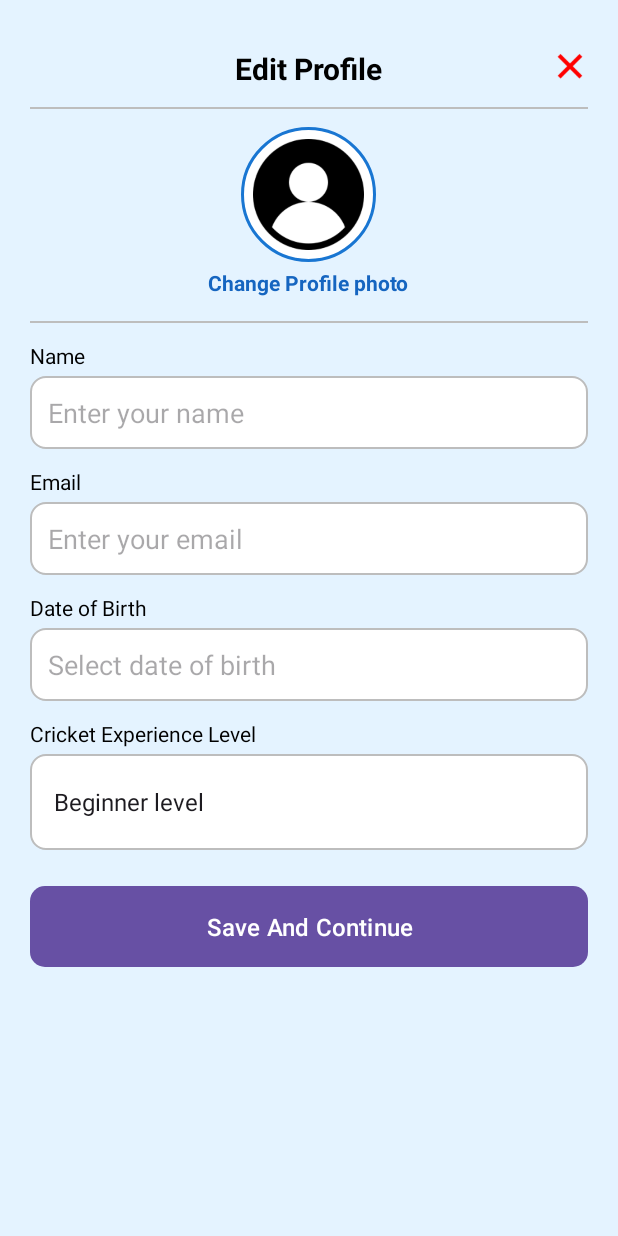
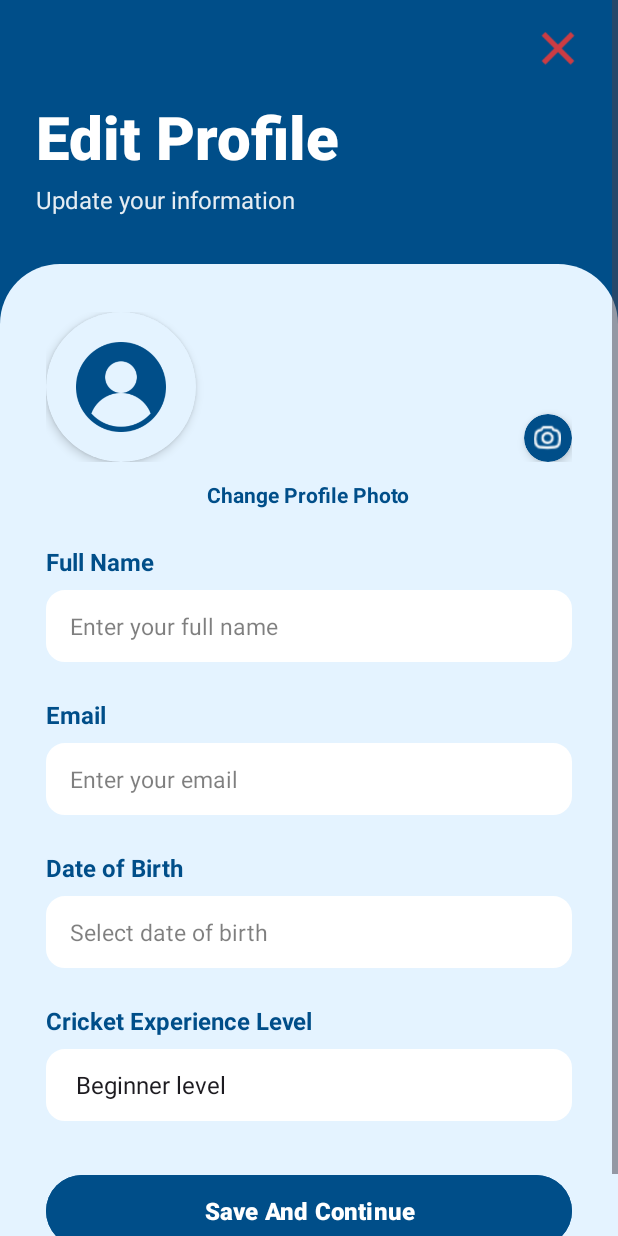
Before and after one commit to NIMRAASLAM-coder/FYP, an Android app: the EditProfileActivity screen opened directly, with no data from a screen before it, on a phone screen of 412 x 824 dp. Run offline under Robolectric (Android 15) with nearby library versions, the phone set to English and light mode, and no system bars.

Commit message:
edit profile ui is working

```diff
--- a/app/src/main/res/layout/activity_edit_profile.xml
+++ b/app/src/main/res/layout/activity_edit_profile.xml
@@ -3,164 +3,262 @@
     xmlns:app="http://schemas.android.com/apk/res-auto"
     android:layout_width="match_parent"
     android:layout_height="match_parent"
-    android:background="#E4F3FF"
+    android:background="@color/words_blue"
     android:fillViewport="true">
 
+    <androidx.constraintlayout.widget.ConstraintLayout
+        android:layout_width="match_parent"
+        android:layout_height="wrap_content">
+
+        <!-- Header Section (Blue Background) -->
+        <LinearLayout
+            android:id="@+id/headerSection"
+            android:layout_width="match_parent"
+            android:layout_height="wrap_content"
+            android:orientation="vertical"
+            android:background="@color/words_blue"
+            android:paddingStart="24dp"
+            android:paddingEnd="24dp"
+            android:paddingTop="16dp"
+            android:paddingBottom="32dp"
+            app:layout_constraintTop_toTopOf="parent"
+            app:layout_constraintStart_toStartOf="parent"
+            app:layout_constraintEnd_toEndOf="parent">
+
+            <!-- Close Button -->
+            <ImageView
+                android:id="@+id/btn_close"
+                android:layout_width="32dp"
+                android:layout_height="32dp"
+                android:layout_gravity="end"
+                android:src="@drawable/ic_close_red"
+                android:contentDescription="Close"
+                app:tint="@color/red" />
+
+            <!-- Title -->
+            <TextView
+                android:id="@+id/pageTitle"
+                android:layout_width="wrap_content"
+                android:layout_height="wrap_content"
+                android:layout_marginTop="16dp"
+                android:text="Edit Profile"
+                android:textColor="@color/white"
+                android:textSize="40sp"
+                android:textStyle="bold"
+                android:fontFamily="sans-serif-black" />
+
+            <TextView
+                android:id="@+id/pageSubtitle"
+                android:layout_width="wrap_content"
+                android:layout_height="wrap_content"
+                android:layout_marginTop="4dp"
+                android:text="Update your information"
+                android:textColor="@color/white"
+                android:textSize="16sp"
+                android:alpha="0.9" />
+
+        </LinearLayout>
+
+        <!-- Form Section (White Background with Rounded Top) -->
+        <androidx.constraintlayout.widget.ConstraintLayout
+            android:id="@+id/formSection"
+            android:layout_width="match_parent"
+            android:layout_height="wrap_content"
+            android:background="@drawable/rounded_top_corners_shape"
+            android:paddingTop="32dp"
+            android:paddingBottom="32dp"
+            app:layout_constraintTop_toBottomOf="@id/headerSection"
+            app:layout_constraintStart_toStartOf="parent"
+            app:layout_constraintEnd_toEndOf="parent">
+
+            <!-- Form Fields Container -->
+            <LinearLayout
+                android:id="@+id/formFieldsContainer"
+                android:layout_width="0dp"
+                android:layout_height="wrap_content"
+                android:orientation="vertical"
+                app:layout_constraintTop_toTopOf="parent"
+                app:layout_constraintStart_toStartOf="parent"
+                app:layout_constraintEnd_toEndOf="parent"
+                app:layout_constraintWidth_percent="0.85">
+
+                <!-- Profile Image Section -->
                 <LinearLayout
                     android:layout_width="match_parent"
                     android:layout_height="wrap_content"
                     android:orientation="vertical"
-        android:padding="20dp"
-        android:gravity="center_horizontal">
+                    android:gravity="center"
+                    android:layout_marginBottom="24dp">
 
-        <!-- Header -->
+                    <!-- Profile Image with Border -->
                     <RelativeLayout
-            android:layout_width="match_parent"
-            android:layout_height="wrap_content"
-            android:paddingVertical="12dp">
+                        android:layout_width="wrap_content"
+                        android:layout_height="wrap_content">
 
-            <TextView
-                android:id="@+id/tv_title"
-                android:layout_width="wrap_content"
-                android:layout_height="wrap_content"
-                android:text="Edit Profile"
-                android:textSize="20sp"
-                android:textStyle="bold"
-                android:textColor="#000000"
-                android:layout_centerHorizontal="true" />
-
-            <ImageView
-                android:id="@+id/btn_close"
-                android:layout_width="24dp"
-                android:layout_height="24dp"
-                android:layout_alignParentEnd="true"
-                android:src="@drawable/ic_close_red"
-                android:contentDescription="Close" />
-        </RelativeLayout>
-
-        <View
-            android:layout_width="match_parent"
-            android:layout_height="1dp"
-            android:background="#BDBDBD"
-            android:layout_marginBottom="12dp" />
-
-        <!-- Profile Image -->
-        <LinearLayout
-            android:orientation="vertical"
-            android:gravity="center"
-            android:layout_width="match_parent"
-            android:layout_height="wrap_content"
-            android:layout_marginBottom="16dp">
+                        <androidx.cardview.widget.CardView
+                            android:layout_width="100dp"
+                            android:layout_height="100dp"
+                            app:cardCornerRadius="50dp"
+                            app:cardElevation="4dp"
+                            app:cardBackgroundColor="@color/background_blue">
 
                             <ImageView
                                 android:id="@+id/profile_image"
-                android:layout_width="90dp"
-                android:layout_height="90dp"
+                                android:layout_width="match_parent"
+                                android:layout_height="match_parent"
+                                android:padding="20dp"
                                 android:src="@drawable/ic_person"
-                android:background="@drawable/profile_circle_bg"
-                android:padding="8dp" />
+                                android:scaleType="centerInside"
+                                app:tint="@color/words_blue" />
+                        </androidx.cardview.widget.CardView>
+
+                        <!-- Camera Icon Overlay -->
+                        <androidx.cardview.widget.CardView
+                            android:layout_width="32dp"
+                            android:layout_height="32dp"
+                            android:layout_alignParentEnd="true"
+                            android:layout_alignParentBottom="true"
+                            app:cardBackgroundColor="@color/words_blue"
+                            app:cardCornerRadius="16dp"
+                            app:cardElevation="4dp">
+
+                            <ImageView
+                                android:layout_width="18dp"
+                                android:layout_height="18dp"
+                                android:layout_gravity="center"
+                                android:src="@drawable/ic_camera"
+                                app:tint="@color/white" />
+                        </androidx.cardview.widget.CardView>
+                    </RelativeLayout>
 
                     <TextView
                         android:id="@+id/change_photo"
-                android:text="Change Profile photo"
-                android:textColor="#1565C0"
-                android:textStyle="bold"
+                        android:layout_width="wrap_content"
+                        android:layout_height="wrap_content"
+                        android:layout_marginTop="12dp"
+                        android:text="Change Profile Photo"
+                        android:textColor="@color/words_blue"
                         android:textSize="14sp"
-                android:layout_marginTop="4dp"
-                android:layout_width="wrap_content"
-                android:layout_height="wrap_content" />
+                        android:textStyle="bold" />
                 </LinearLayout>
 
-        <View
-            android:layout_width="match_parent"
-            android:layout_height="1dp"
-            android:background="#BDBDBD"
-            android:layout_marginBottom="12dp" />
-
-        <!-- Name -->
+                <!-- Name Field -->
                 <TextView
-            android:text="Name"
-            android:textSize="14sp"
-            android:textColor="#000"
-            android:layout_marginBottom="4dp"
-            android:layout_width="match_parent"
-            android:layout_height="wrap_content" />
+                    android:id="@+id/nameLabel"
+                    android:layout_width="wrap_content"
+                    android:layout_height="wrap_content"
+                    android:text="Full Name"
+                    android:textColor="@color/words_blue"
+                    android:textSize="16sp"
+                    android:textStyle="bold" />
 
                 <EditText
                     android:id="@+id/et_name"
                     android:layout_width="match_parent"
+                    android:layout_height="48dp"
+                    android:layout_marginTop="8dp"
+                    android:background="@drawable/button_edittext"
+                    android:backgroundTint="@color/white"
+                    android:paddingStart="16dp"
+                    android:paddingEnd="16dp"
+                    android:inputType="textPersonName"
+                    android:textSize="15sp"
+                    android:hint="Enter your full name"
+                    android:textColor="@color/words_blue"
+                    android:textColorHint="#80000000" />
+
+                <!-- Email Field -->
+                <TextView
+                    android:id="@+id/emailLabel"
+                    android:layout_width="wrap_content"
                     android:layout_height="wrap_content"
-            android:hint="Enter your name"
-            android:padding="12dp"
-            android:background="@drawable/bg_input" />
-
-        <!-- Email -->
-        <TextView
+                    android:layout_marginTop="24dp"
                     android:text="Email"
-            android:textSize="14sp"
-            android:textColor="#000"
-            android:layout_marginTop="12dp"
-            android:layout_marginBottom="4dp"
-            android:layout_width="match_parent"
-            android:layout_height="wrap_content" />
+                    android:textColor="@color/words_blue"
+                    android:textSize="16sp"
+                    android:textStyle="bold" />
 
                 <EditText
                     android:id="@+id/et_email"
                     android:layout_width="match_parent"
+                    android:layout_height="48dp"
+                    android:layout_marginTop="8dp"
+                    android:background="@drawable/button_edittext"
+                    android:backgroundTint="@color/white"
+                    android:paddingStart="16dp"
+                    android:paddingEnd="16dp"
+                    android:inputType="textEmailAddress"
+                    android:textSize="15sp"
+                    android:hint="Enter your email"
+                    android:textColor="@color/words_blue"
+                    android:textColorHint="#80000000" />
+
+                <!-- Date of Birth Field -->
+                <TextView
+                    android:id="@+id/dobLabel"
+                    android:layout_width="wrap_content"
                     android:layout_height="wrap_content"
-            android:hint="Enter your email"
-            android:inputType="textEmailAddress"
-            android:padding="12dp"
-            android:background="@drawable/bg_input" />
-
-        <!-- DOB -->
-        <TextView
+                    android:layout_marginTop="24dp"
                     android:text="Date of Birth"
-            android:textSize="14sp"
-            android:textColor="#000"
-            android:layout_marginTop="12dp"
-            android:layout_marginBottom="4dp"
-            android:layout_width="match_parent"
-            android:layout_height="wrap_content" />
+                    android:textColor="@color/words_blue"
+                    android:textSize="16sp"
+                    android:textStyle="bold" />
 
                 <EditText
                     android:id="@+id/et_dob"
                     android:layout_width="match_parent"
+                    android:layout_height="48dp"
+                    android:layout_marginTop="8dp"
+                    android:background="@drawable/button_edittext"
+                    android:backgroundTint="@color/white"
+                    android:paddingStart="16dp"
+                    android:paddingEnd="16dp"
+                    android:focusable="false"
+                    android:clickable="true"
+                    android:textSize="15sp"
+                    android:hint="Select date of birth"
+                    android:textColor="@color/words_blue"
+                    android:textColorHint="#80000000" />
+
+                <!-- Experience Level Field -->
+                <TextView
+                    android:id="@+id/experienceLabel"
+                    android:layout_width="wrap_content"
                     android:layout_height="wrap_content"
-            android:hint="Select date of birth"
-            android:padding="12dp"
-            android:focusable="false"
-            android:background="@drawable/bg_input" />
-
-        <!-- Experience Level -->
-        <TextView
+                    android:layout_marginTop="24dp"
                     android:text="Cricket Experience Level"
-            android:textSize="14sp"
-            android:textColor="#000"
-            android:layout_marginTop="12dp"
-            android:layout_marginBottom="4dp"
-            android:layout_width="match_parent"
-            android:layout_height="wrap_content" />
+                    android:textColor="@color/words_blue"
+                    android:textSize="16sp"
+                    android:textStyle="bold" />
 
                 <Spinner
                     android:id="@+id/spinner_experience"
                     android:layout_width="match_parent"
-            android:layout_height="wrap_content"
-            android:background="@drawable/bg_input"
-            android:padding="8dp" />
+                    android:layout_height="48dp"
+                    android:layout_marginTop="8dp"
+                    android:background="@drawable/button_edittext"
+                    android:backgroundTint="@color/white"
+                    android:paddingStart="12dp"
+                    android:paddingEnd="12dp" />
 
                 <!-- Save Button -->
                 <Button
                     android:id="@+id/btn_save"
                     android:layout_width="match_parent"
-            android:layout_height="wrap_content"
+                    android:layout_height="56dp"
+                    android:layout_marginTop="32dp"
+                    android:backgroundTint="@color/words_blue"
                     android:text="Save And Continue"
-            android:textAllCaps="false"
-            android:background="@drawable/bg_primary_button"
-            android:layout_marginTop="24dp"
-            android:padding="12dp"
                     android:textSize="16sp"
-            android:fontFamily="sans-serif-medium" />
+                    android:textStyle="bold"
+                    android:textColor="@color/white"
+                    android:elevation="2dp"
+                    app:cornerRadius="28dp" />
 
             </LinearLayout>
+
+        </androidx.constraintlayout.widget.ConstraintLayout>
+
+    </androidx.constraintlayout.widget.ConstraintLayout>
+
 </ScrollView>
```
Lines whose indentation alone changed are shown as unchanged.
